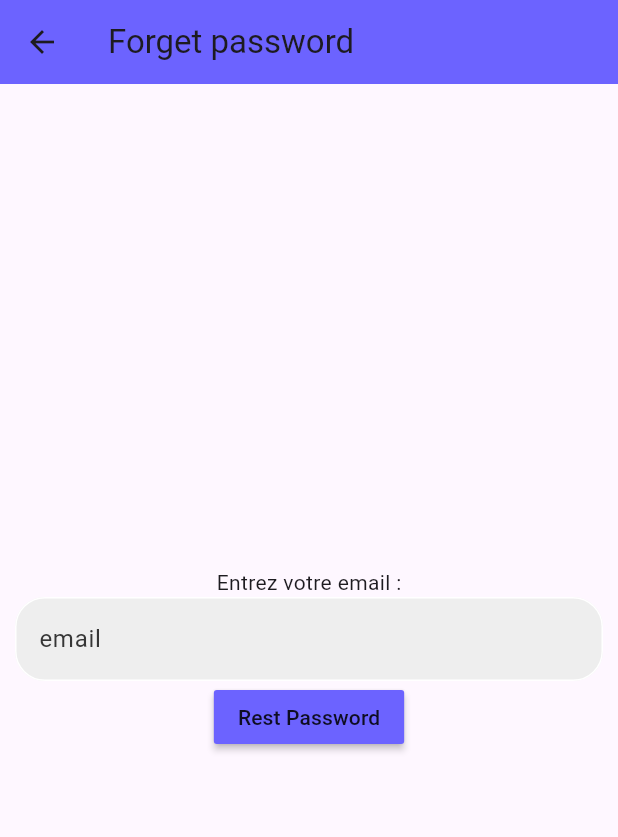
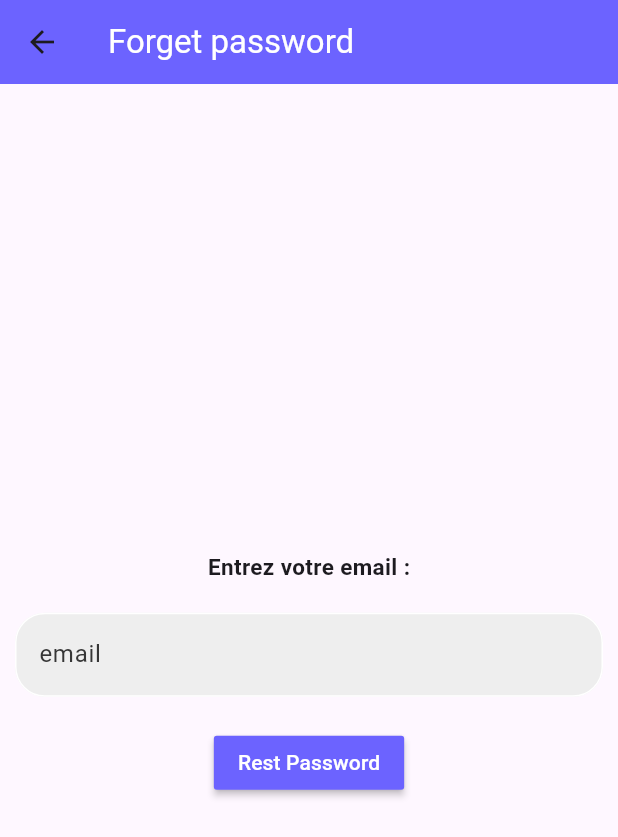
Before and after one commit to cheikhAbd/smartFormation, a Flutter app: the ForgetPwd screen opened by its route, on a phone screen of 412 x 824 dp. Shown: the top 837 px of the screen. Run offline on Flutter 3.47's test engine with Material 3 defaults, Android fonts, the phone set to English and light mode, and no system bars; our stand-ins replace cloud_firestore, firebase_auth, firebase_core, firebase_storage, image_picker; accounts and stored records are empty.

Commit message:
mon dexieum commit

```diff
--- a/lib/pages/forgetPwd.dart
+++ b/lib/pages/forgetPwd.dart
@@ -49,6 +49,7 @@ class _ForgetPwdState extends State<ForgetPwd> {
         title: Text(
           "Forget password",
           textAlign: TextAlign.center,
+          style: TextStyle(color: Colors.white),
         ),
         backgroundColor: Color(0xFF6C63FF),
       ),
@@ -56,16 +57,28 @@ class _ForgetPwdState extends State<ForgetPwd> {
         child: Column(
           mainAxisAlignment: MainAxisAlignment.center,
           children: [
-            const Text("Entrez votre email :"),
+            Padding(
+              padding: const EdgeInsets.symmetric(vertical: 20),
+              child: Text(
+                "Entrez votre email :",
+                style: TextStyle(fontSize: 15, fontWeight: FontWeight.bold),
+              ),
+            ),
             MyTextField(
                 controler: _email,
                 hintText: "Email",
                 obs: false,
                 label: "email"),
+            SizedBox(
+              height: 20,
+            ),
             MaterialButton(
               onPressed: () => forgetPwd(context),
               color: Color(0xFF6C63FF),
-              child: const Text("Rest Password"),
+              child: const Text(
+                "Rest Password",
+                style: TextStyle(color: Colors.white),
+              ),
             )
           ],
         ),
```
